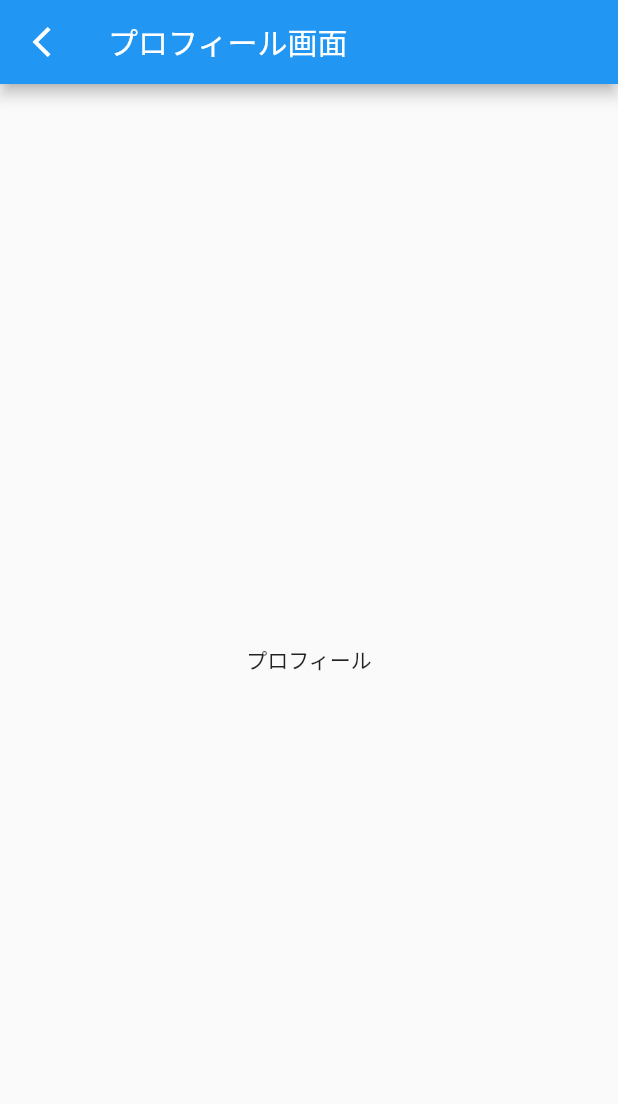
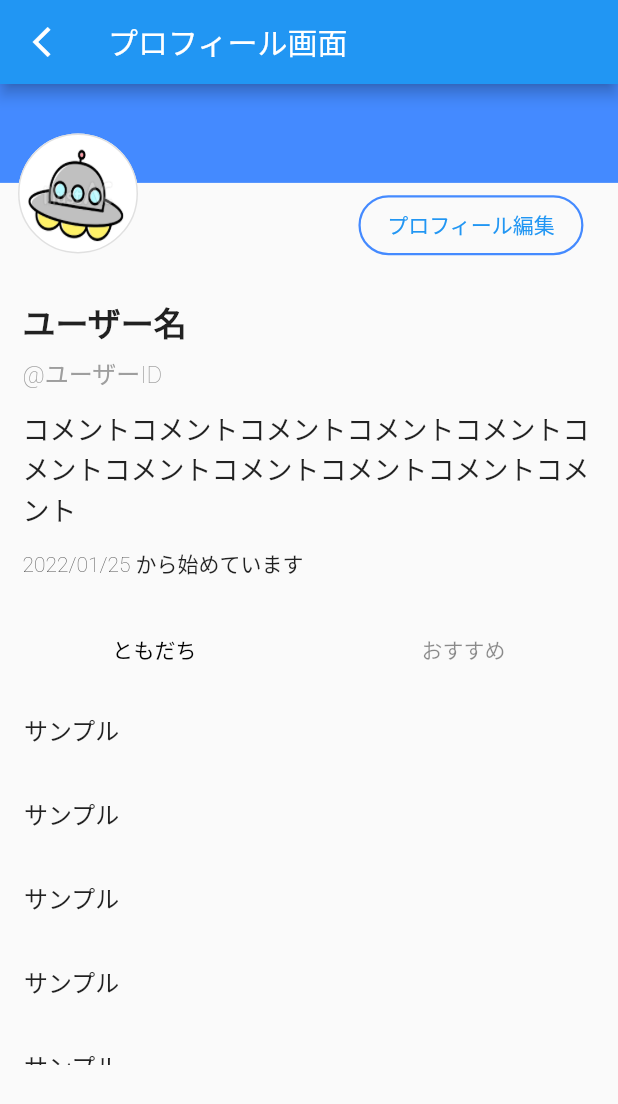
Before and after one commit to kurogoma-flutter/firebase_chat_basic, a Flutter app: the screen it shows after launch, item 3 of the bottom bar chosen, after a tap on "プロフィール編集", on a phone screen of 412 x 824 dp. Shown: the top 1104 px of the screen. Run offline on Flutter 3.47's test engine with Material 2 defaults, Android fonts, the phone set to English and light mode, and no system bars; our stand-ins replace cloud_firestore, firebase_auth, firebase_core, go_router, google_sign_in, logger; missing offline and left inert: flutter_line_sdk; accounts and stored records are empty; network calls fail.

Commit message:
♻️ #26 ユーザープロフィールのUI作成

```diff
--- a/lib/ui/pages/settings/user_profile.dart
+++ b/lib/ui/pages/settings/user_profile.dart
@@ -6,6 +6,8 @@ class UserProfilePage extends StatelessWidget {
 
   @override
   Widget build(BuildContext context) {
+    Size size = MediaQuery.of(context).size;
+
     return Scaffold(
       appBar: AppBar(
         leading: IconButton(
@@ -16,8 +18,153 @@ class UserProfilePage extends StatelessWidget {
         ),
         title: const Text('プロフィール画面'),
       ),
-      body: const Center(
-        child: Text('プロフィール'),
+      body: Container(
+        width: size.width,
+        height: size.height,
+        child: Column(
+          crossAxisAlignment: CrossAxisAlignment.start,
+          children: [
+            Stack(
+              children: [
+                Container(
+                  height: size.height * 0.08,
+                  width: size.width,
+                  color: Colors.blueAccent,
+                ),
+                Container(
+                  margin: EdgeInsets.only(top: size.height * 0.04, left: 12),
+                  height: 80,
+                  width: 80,
+                  decoration: BoxDecoration(
+                    border: Border.all(color: Colors.black12),
+                    shape: BoxShape.circle,
+                    image: const DecorationImage(
+                      fit: BoxFit.fill,
+                      image: AssetImage("assets/images/ufo2.png"),
+                    ),
+                    color: Colors.white,
+                  ),
+                ),
+                Container(
+                  margin: EdgeInsets.only(left: size.width * 0.58, top: size.height * 0.09),
+                  width: 150,
+                  height: 40,
+                  child: OutlinedButton(
+                    onPressed: () {},
+                    child: const Text('プロフィール編集'),
+                    style: OutlinedButton.styleFrom(
+                      side: const BorderSide(width: 1.5, color: Colors.blueAccent),
+                      shape: const RoundedRectangleBorder(
+                        borderRadius: BorderRadius.all(Radius.circular(30)),
+                      ),
+                    ),
+                  ),
+                ),
+              ],
+            ),
+            const SizedBox(height: 28),
+            Padding(
+              padding: const EdgeInsets.symmetric(horizontal: 15),
+              child: Column(
+                crossAxisAlignment: CrossAxisAlignment.start,
+                children: const [
+                  Text(
+                    'ユーザー名',
+                    style: TextStyle(fontWeight: FontWeight.w700, fontSize: 22),
+                  ),
+                  SizedBox(height: 5),
+                  Text(
+                    '@ユーザーID',
+                    style: TextStyle(fontWeight: FontWeight.w200, fontSize: 16, color: Colors.grey),
+                  ),
+                  SizedBox(height: 12),
+                  Text(
+                    'コメントコメントコメントコメントコメントコメントコメントコメントコメントコメントコメント',
+                    style: TextStyle(fontWeight: FontWeight.w200, fontSize: 18),
+                  ),
+                  SizedBox(height: 12),
+                  Text(
+                    '2022/01/25 から始めています',
+                    style: TextStyle(fontWeight: FontWeight.w200, fontSize: 14),
+                  ),
+                ],
+              ),
+            ),
+            const SizedBox(height: 24),
+            SizedBox(
+              width: size.width,
+              height: 300,
+              child: DefaultTabController(
+                length: 2,
+                child: Column(
+                  children: [
+                    const TabBar(
+                      labelColor: Colors.black,
+                      unselectedLabelColor: Colors.black45,
+                      indicatorSize: TabBarIndicatorSize.tab,
+                      indicator: BoxDecoration(
+                        borderRadius: BorderRadius.only(topLeft: Radius.circular(10), topRight: Radius.circular(10)),
+                        color: Colors.transparent,
+                      ),
+                      tabs: [
+                        Tab(text: "ともだち"),
+                        Tab(text: "おすすめ"),
+                      ],
+                    ),
+                    Expanded(
+                      child: TabBarView(physics: NeverScrollableScrollPhysics(), children: [
+                        ListView(
+                          children: const [
+                            ListTile(
+                              title: Text('サンプル'),
+                            ),
+                            ListTile(
+                              title: Text('サンプル'),
+                            ),
+                            ListTile(
+                              title: Text('サンプル'),
+                            ),
+                            ListTile(
+                              title: Text('サンプル'),
+                            ),
+                            ListTile(
+                              title: Text('サンプル'),
+                            ),
+                            ListTile(
+                              title: Text('サンプル'),
+                            ),
+                          ],
+                        ),
+                        ListView(
+                          children: const [
+                            ListTile(
+                              title: Text('サンプル'),
+                            ),
+                            ListTile(
+                              title: Text('サンプル'),
+                            ),
+                            ListTile(
+                              title: Text('サンプル'),
+                            ),
+                            ListTile(
+                              title: Text('サンプル'),
+                            ),
+                            ListTile(
+                              title: Text('サンプル'),
+                            ),
+                            ListTile(
+                              title: Text('サンプル'),
+                            ),
+                          ],
+                        ),
+                      ]),
+                    ),
+                  ],
+                ),
+              ),
+            ),
+          ],
+        ),
       ),
     );
   }
```
